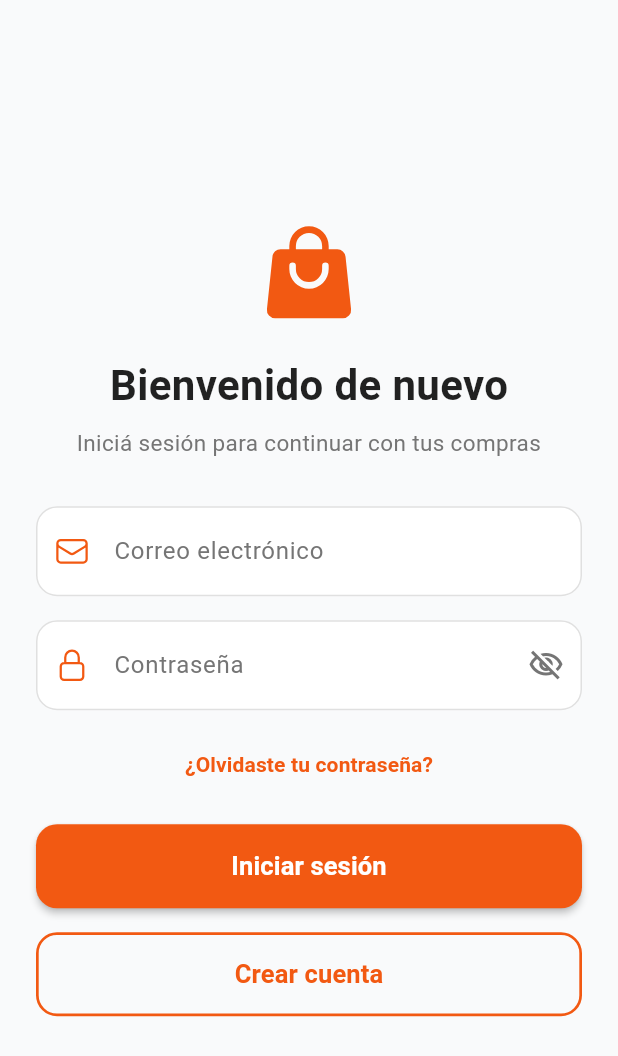
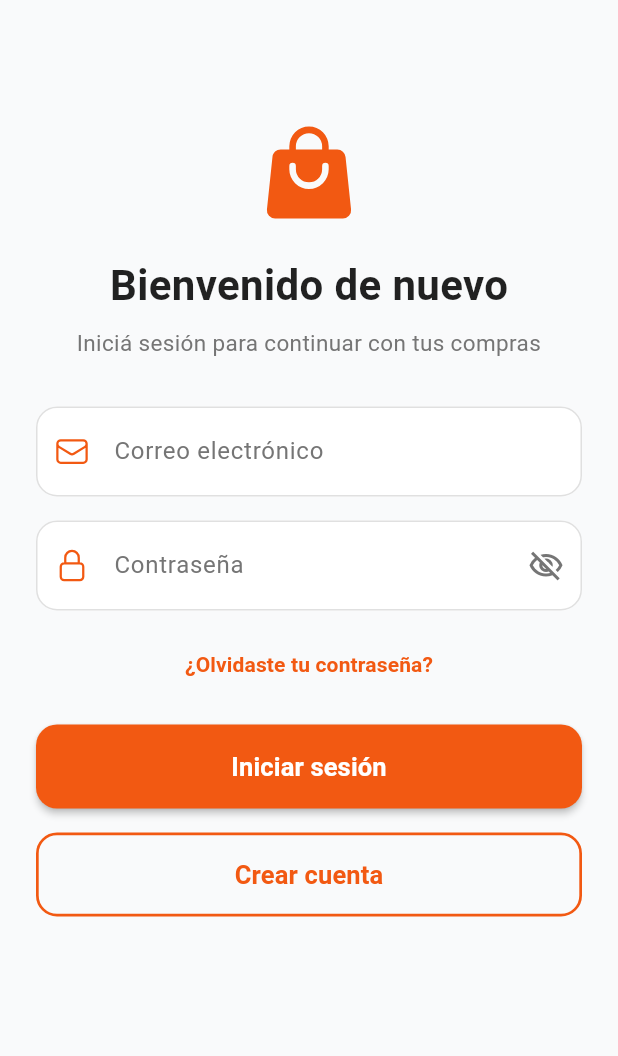
Before and after one commit to JoaquinRouge/ShopEasy, a Flutter app: the screen it shows after launch, on a phone screen of 412 x 824 dp. Shown: the top 1056 px of the screen. Run offline on Flutter 3.47's test engine with Material 3 defaults, Android fonts, the phone set to English and light mode, and no system bars; our stand-ins replace cloud_firestore, firebase_auth, firebase_core, flutter_riverpod, go_router, heroicons; accounts and stored records are empty.

Commit message:
cambio en estilo de appBar y vista de carito agregada

```diff
--- a/lib/core/app_router.dart
+++ b/lib/core/app_router.dart
@@ -3,6 +3,7 @@ import 'package:flutter/material.dart';
 import 'package:shop_easy/features/presentation/pages/Home.dart';
 import 'package:shop_easy/features/presentation/pages/auth/login.dart';
 import 'package:shop_easy/features/presentation/pages/auth/register.dart';
+import 'package:shop_easy/features/presentation/pages/cart.dart';
 import 'package:shop_easy/features/presentation/pages/category.dart';
 import 'package:shop_easy/features/presentation/pages/profile.dart';
 
@@ -39,5 +40,9 @@ final GoRouter routerApp = GoRouter(
       path: "/register",
       pageBuilder: (context, state) => noTransitionPage(Register(), state),
     ),
+    GoRoute(
+      path: "/cart",
+      pageBuilder: (context, state) => noTransitionPage(Cart(), state),
+    ),
   ],
 );
--- a/lib/features/entitites/product.dart
+++ b/lib/features/entitites/product.dart
@@ -22,7 +22,9 @@ class Product {
       description: json['description'],
       price: (json['price'] as num).toDouble(),
       category: json['category'],
-      imageUrl: json['image'],
+      imageUrl: (json['images'] as List<dynamic>).isNotEmpty
+          ? json['images'][0]
+          : "",
     );
   }
 }
--- a/lib/features/presentation/pages/auth/login.dart
+++ b/lib/features/presentation/pages/auth/login.dart
@@ -24,23 +24,25 @@ class _LoginState extends ConsumerState<Login> {
     final textSecondary = Colors.grey[600];
 
     return Scaffold(
-      backgroundColor: const Color(0xFFF9FAFB), // gris suave de fondo
-      body: Center(
-        child: SingleChildScrollView(
+      backgroundColor: const Color(0xFFF9FAFB),
+      resizeToAvoidBottomInset: true, // << SUPER IMPORTANTE
+      body: SingleChildScrollView(
         padding: const EdgeInsets.symmetric(horizontal: 24, vertical: 40),
         child: Column(
-            mainAxisAlignment: MainAxisAlignment.center,
           children: [
-              // LOGO o Ícono principal
+            const SizedBox(height: 40),
+
+            // LOGO
             HeroIcon(
               HeroIcons.shoppingBag,
               style: HeroIconStyle.solid,
               size: 70,
-                color: Theme.of(context).colorScheme.primary,
+              color: primary,
             ),
+
             const SizedBox(height: 20),
 
-              // Título
+            // TÍTULO
             Text(
               "Bienvenido de nuevo",
               style: TextStyle(
@@ -50,18 +52,16 @@ class _LoginState extends ConsumerState<Login> {
               ),
             ),
             const SizedBox(height: 8),
+
             Text(
               "Iniciá sesión para continuar con tus compras",
               style: TextStyle(fontSize: 15, color: textSecondary),
               textAlign: TextAlign.center,
             ),
+
             const SizedBox(height: 32),
 
             // FORMULARIO
-              Form(
-                child: Column(
-                  children: [
-                    // Campo EMAIL
             TextFormField(
               controller: _emailController,
               keyboardType: TextInputType.emailAddress,
@@ -92,9 +92,9 @@ class _LoginState extends ConsumerState<Login> {
                 ),
               ),
             ),
+
             const SizedBox(height: 16),
 
-                    // Campo PASSWORD
             TextFormField(
               controller: _passwordController,
               obscureText: !_showPassword,
@@ -135,9 +135,9 @@ class _LoginState extends ConsumerState<Login> {
                 ),
               ),
             ),
+
             const SizedBox(height: 12),
 
-                    // Olvidé mi contraseña
             Align(
               alignment: Alignment.center,
               child: TextButton(
@@ -151,6 +151,7 @@ class _LoginState extends ConsumerState<Login> {
                 ),
               ),
             ),
+
             const SizedBox(height: 16),
 
             // BOTÓN LOGIN
@@ -168,13 +169,9 @@ class _LoginState extends ConsumerState<Login> {
                 ),
                 onPressed: () async {
                   try {
-                            setState(() {
-                              _loading = true;
-                            });
+                    setState(() => _loading = true);
 
-                            await ref
-                                .read(signInUseCaseProvider)
-                                .call(
+                    await ref.read(signInUseCaseProvider).call(
                           _emailController.text,
                           _passwordController.text,
                         );
@@ -187,28 +184,20 @@ class _LoginState extends ConsumerState<Login> {
                         backgroundColor: Colors.red,
                       ),
                     );
-
-                            setState(() {
-                              _loading = false;
-                            });
+                    setState(() => _loading = false);
                   } catch (e) {
                     ScaffoldMessenger.of(context).showSnackBar(
                       SnackBar(
-                                content: Text("Error: ${e}"),
+                        content: Text("Error: $e"),
                         backgroundColor: Colors.red,
                       ),
                     );
-
-                            setState(() {
-                              _loading = false;
-                            });
+                    setState(() => _loading = false);
                   }
                 },
                 child: _loading
-                            ? CircularProgressIndicator(
-                              color: Colors.white,
-                            )
-                            : Text(
+                    ? const CircularProgressIndicator(color: Colors.white)
+                    : const Text(
                         "Iniciar sesión",
                         style: TextStyle(
                           fontSize: 17,
@@ -217,9 +206,10 @@ class _LoginState extends ConsumerState<Login> {
                       ),
               ),
             ),
+
             const SizedBox(height: 16),
 
-                    // BOTÓN REGISTRO
+            // BOTÓN REGISTRAR
             SizedBox(
               width: double.infinity,
               child: OutlinedButton(
@@ -230,9 +220,7 @@ class _LoginState extends ConsumerState<Login> {
                     borderRadius: BorderRadius.circular(14),
                   ),
                 ),
-                        onPressed: () {
-                          context.push("/register");
-                        },
+                onPressed: () => context.push("/register"),
                 child: Text(
                   "Crear cuenta",
                   style: TextStyle(
@@ -243,11 +231,9 @@ class _LoginState extends ConsumerState<Login> {
                 ),
               ),
             ),
+
+            const SizedBox(height: 30),
           ],
-                ),
-              ),
-            ],
-          ),
         ),
       ),
     );
--- a/lib/features/presentation/providers/auth_provider.dart
+++ b/lib/features/presentation/providers/auth_provider.dart
@@ -1,5 +1,3 @@
-import 'package:cloud_firestore/cloud_firestore.dart';
-import 'package:firebase_auth/firebase_auth.dart';
 import 'package:flutter_riverpod/flutter_riverpod.dart';
 import 'package:shop_easy/features/datasources/firebase_auth_datasource.dart';
 import 'package:shop_easy/features/datasources/firestore_datasource.dart';
--- a/lib/features/presentation/widgets/bottomBar.dart
+++ b/lib/features/presentation/widgets/bottomBar.dart
@@ -32,6 +32,7 @@ class _CustomBottomBarState extends ConsumerState<CustomBottomBar> {
         children: [
           navItem(context, HeroIcons.home, "Inicio", "/home", currentRoute),
           navItem(context, HeroIcons.squares2x2, "Categorías", "/category", currentRoute),
+          navItem(context, HeroIcons.shoppingCart,"Carrito","/cart",currentRoute),
           navItem(context, HeroIcons.user, "Perfil", "/profile", currentRoute),
         ],
       ),
```
Also changed, not shown: lib/features/datasources/product_datasource.dart (+6 -3 lines), lib/features/presentation/pages/cart.dart (added, +16 -0 lines), lib/features/presentation/pages/product_detail.dart (added, +18 -0 lines), lib/features/presentation/widgets/appbar.dart (+3 -31 lines). Lines whose indentation alone changed are shown as unchanged.
